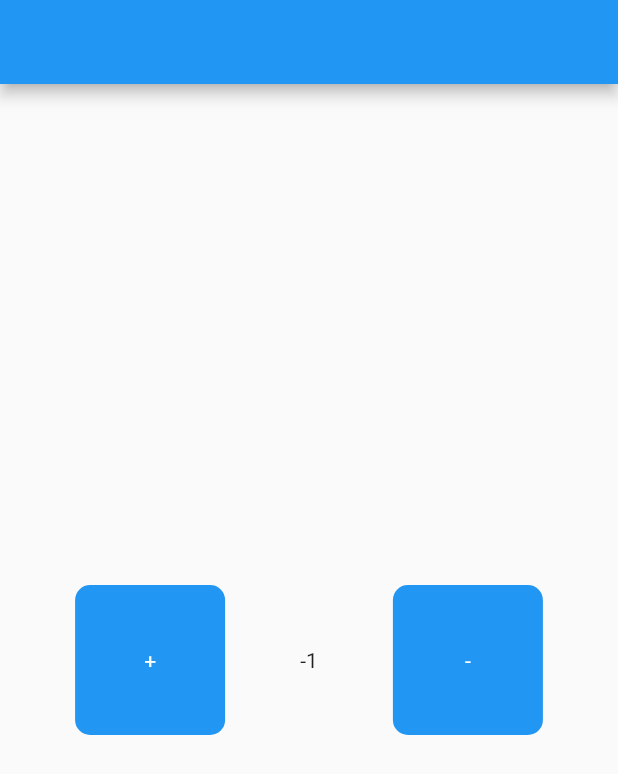
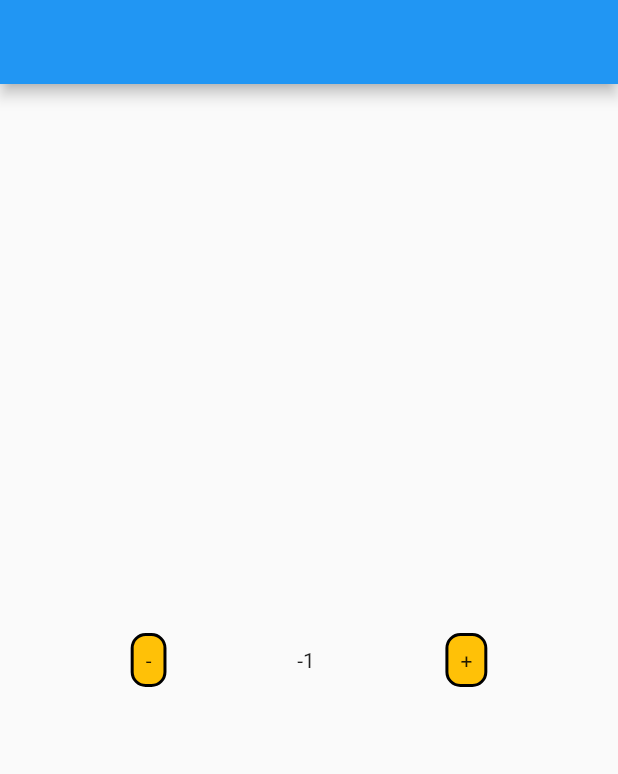
Before and after one commit to jaswinda/flutter_summer, a Flutter app: the screen it shows after launch, after a tap on an icon or button, on a phone screen of 412 x 824 dp. Shown: the top 774 px of the screen. Run offline on Flutter 3.47's test engine with Material 2 defaults, Android fonts, the phone set to English and light mode, and no system bars.

Commit message:
minor changes

```diff
--- a/lib/components/custom_button.dart
+++ b/lib/components/custom_button.dart
@@ -1,22 +1,31 @@
 import 'package:flutter/material.dart';
 
 class CustomButton extends StatelessWidget {
-  final String value;
-  final Function onPressed;
-  const CustomButton({super.key, required this.value, required this.onPressed});
+  final Color color;
+  final String title;
+  final Function onTap;
+  const CustomButton({
+    super.key,
+    this.color = Colors.amber, required this.title, required this.onTap,
+  });
 
   @override
   Widget build(BuildContext context) {
     return GestureDetector(
-      onTap: () => onPressed(),
+      onTap: ()=>onTap(),
       child: Container(
-        height: 100,
-        width: 100,
-        decoration: const BoxDecoration(
-          color: Colors.blue,
-          borderRadius: BorderRadius.all(Radius.circular(10)),
-        ),
-        child: Center(child: Text(value,style: const TextStyle(color: Colors.white), )),
+        decoration: BoxDecoration(
+          color: color,
+          borderRadius: BorderRadius.circular(10),
+          border: Border.all(
+            color: Colors.black,
+            width: 2,
+          ),
+      ),
+      child:  Padding(
+        padding: const EdgeInsets.all(8.0),
+        child: Text(title),
+      ),
       ),
     );
   }
--- a/lib/main.dart
+++ b/lib/main.dart
@@ -2,7 +2,7 @@ import 'package:flutter/material.dart';
 import 'package:the_flutter_demo/screens/home_screen.dart';
 
 void main() {
-  runApp( MaterialApp(
+  runApp( const MaterialApp(
     home:HomeScreen()
   ));
 }
--- a/lib/screens/home_screen.dart
+++ b/lib/screens/home_screen.dart
@@ -9,8 +9,7 @@ class HomeScreen extends StatefulWidget {
 }
 
 class _HomeScreenState extends State<HomeScreen> {
-  int count = 0;
-
+  int counter = 0;
   @override
   Widget build(BuildContext context) {
     return Scaffold(
@@ -18,29 +17,33 @@ class _HomeScreenState extends State<HomeScreen> {
       body: Column(
        mainAxisAlignment: MainAxisAlignment.center,
         children: [
-          Row(
+          Center(
+            child: Row(
               mainAxisAlignment: MainAxisAlignment.spaceEvenly,
               children: [
                 CustomButton(
-                value: "+",
-                onPressed: () {
-                  count++;
+                  title: "-",
+                  onTap: () {
+                   counter--;
                    setState(() {
 
                    });
+                   print(counter);
                   },
                 ),
-              Text(count.toString()),
+                 Text(counter .toString()),
                 CustomButton(
-                value: "-",
-                onPressed: () {
-                  count--;
+                  title: "+",
+                  onTap: () {
+                    counter++;
                     setState(() {
 
                     });
+                      print(counter);
                   },
                 ),
               ],
+            ),
           ),
         ],
       ),
```
Lines whose indentation alone changed are shown as unchanged.
